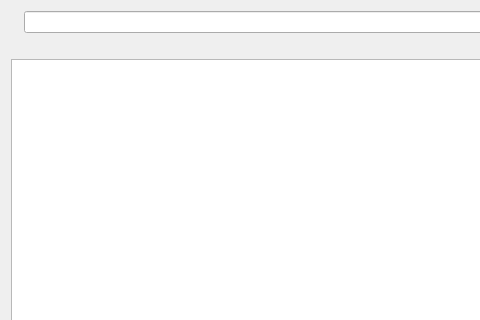
Above: tableopt.ui from Domerk/UdoDB before the change; both pictures show x 0 to 480 and y 0 to 320 of the 682 by 437 pixel window. Below: the same form after it.
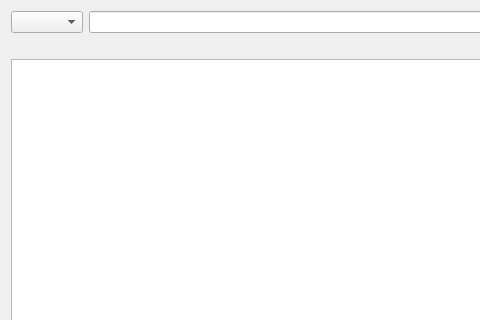
That is the form after the change.

What changed in the file:
```diff
--- a/tableopt.ui
+++ b/tableopt.ui
@@ -23,11 +23,7 @@
       <number>0</number>
      </property>
      <item>
-      <widget class="QLabel" name="searchParam">
-       <property name="text">
-        <string/>
-       </property>
-      </widget>
+      <widget class="QComboBox" name="searchParam"/>
      </item>
      <item>
       <widget class="QLineEdit" name="lineSearch"/>
```
